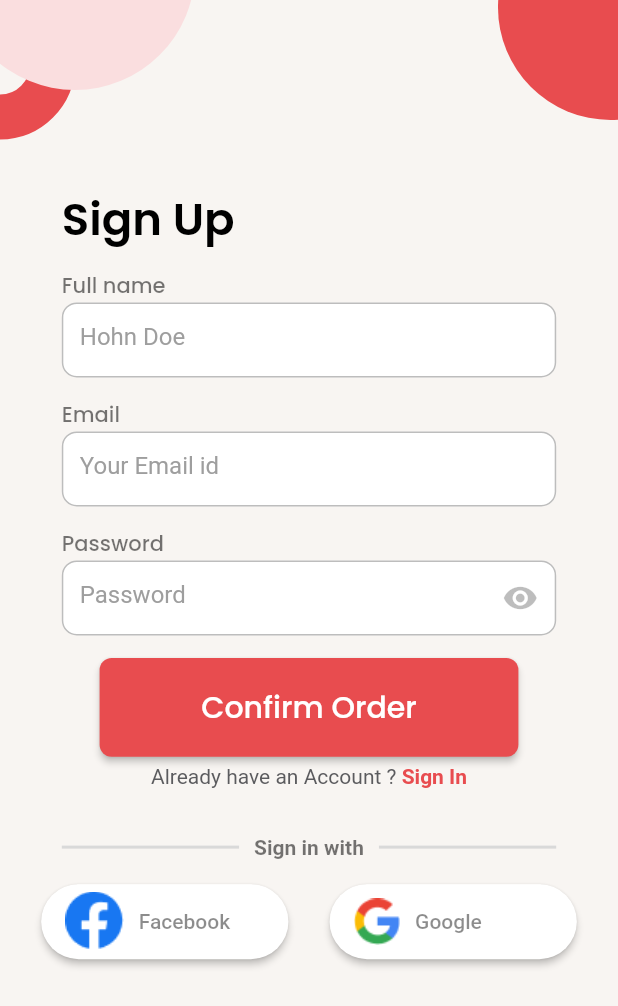
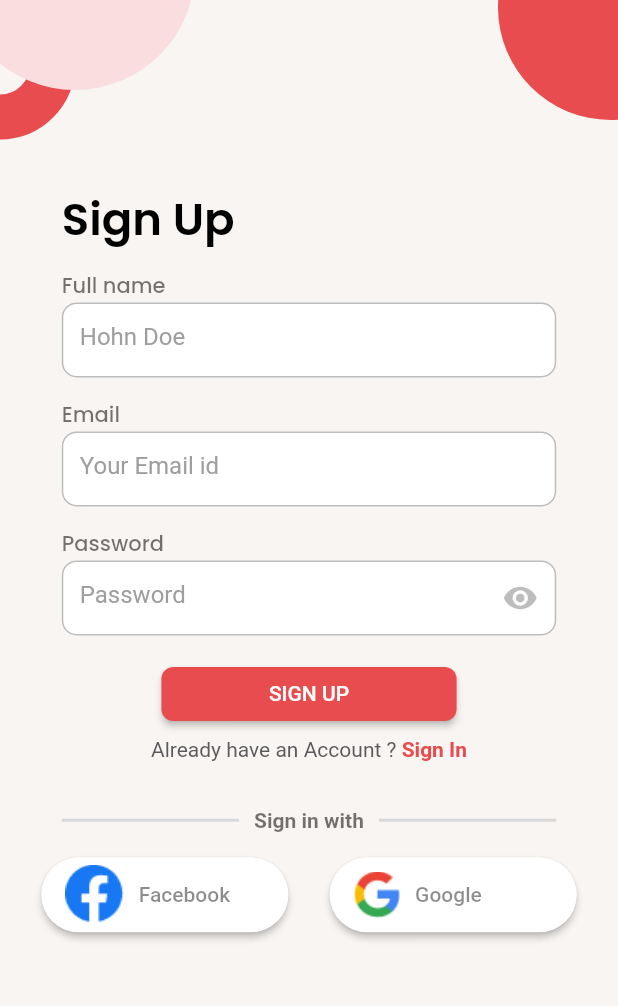
Before and after one commit to kartikjetani/canteenapp, a Flutter app: the screen it shows after launch, after a tap on "Sign Up", on a phone screen of 412 x 824 dp. Shown: the top 1006 px of the screen. Run offline on Flutter 3.47's test engine with Material 2 defaults, Android fonts, the phone set to English and light mode, and no system bars; our stand-ins replace cloud_firestore, firebase_auth, firebase_core, firebase_messaging, flutter_local_notifications, get and 4 more; missing offline and left inert: cashfree_pg, flutter_facebook_auth; accounts and stored records are empty; network calls fail.

Commit message:
Changes
Kai Nai

```diff
--- a/lib/components/primary_btn_red.dart
+++ b/lib/components/primary_btn_red.dart
@@ -21,17 +21,10 @@ class PrimaryBtn extends StatelessWidget {
               borderRadius: BorderRadius.circular(8.0),
             ))),
         child: Container(
-          height: size.height * 0.08,
-          width: size.width * 0.6,
+          height: size.height * 0.04,
+          width: size.width * 0.4,
           alignment: Alignment.center,
-          child: Text(
-            "Confirm Order",
-            style: GoogleFonts.poppins(
-                fontSize: 20,
-                fontWeight: FontWeight.w500,
-                fontStyle: FontStyle.normal,
-                color: Color.fromRGBO(255, 255, 255, 1)),
-          ),
+          child: child
         ));
   }
 }
--- a/lib/screens/checkout_screen.dart
+++ b/lib/screens/checkout_screen.dart
@@ -55,10 +55,9 @@ class CheckoutScreen extends StatelessWidget {
             child: Text(
               "Confirm Order",
             )),
-        body: SingleChildScrollView(
-          child: Obx(() => ListView(
+        body:  Obx(() => ListView(
                 children: activeOrderBuilder(),
-              )),
+              ),
         ));
   }
 }
--- a/pubspec.yaml
+++ b/pubspec.yaml
@@ -39,7 +39,7 @@ dependencies:
   cloud_firestore: ^2.5.4
   provider: ^6.0.1
   timeline_tile: ^2.0.0
-  cashfree_pg: ^2.0.4+24
+  cashfree_pg: ^2.0.3+23
   firebase_messaging: ^11.1.0
   flutter_local_notifications: ^9.1.4
 
```
Also changed, not shown: pubspec.lock, 14 other files.
